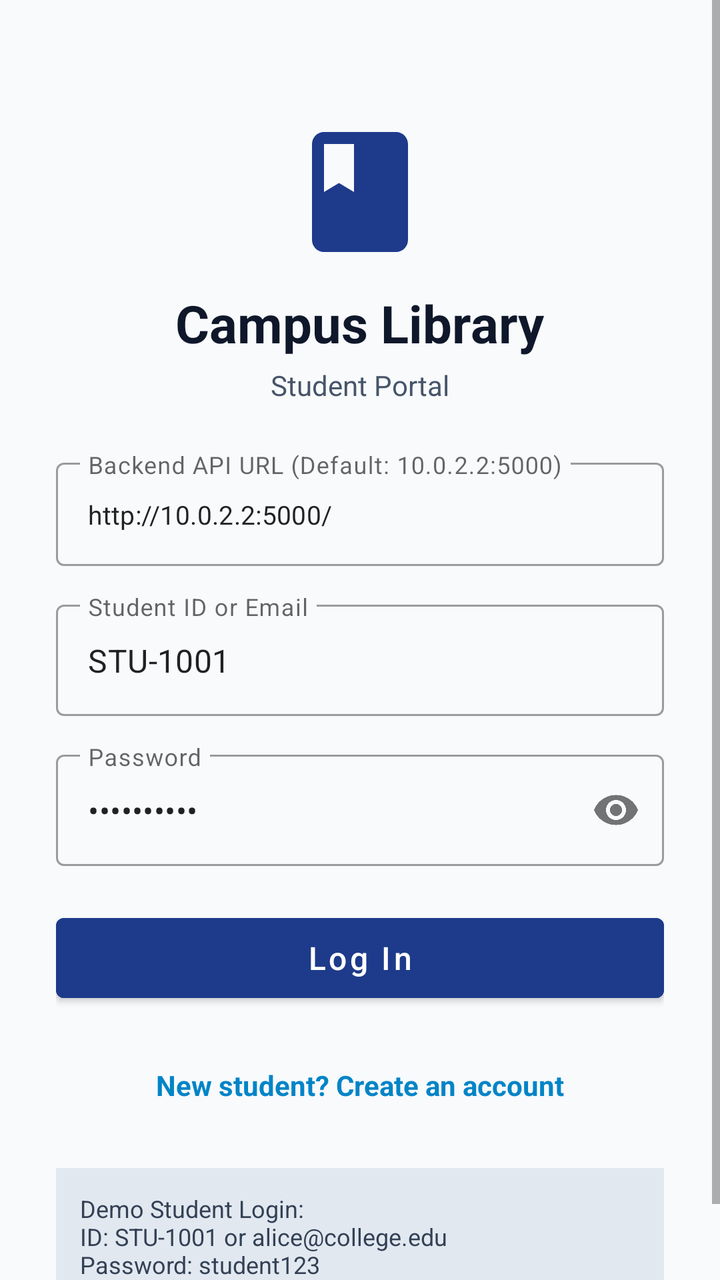
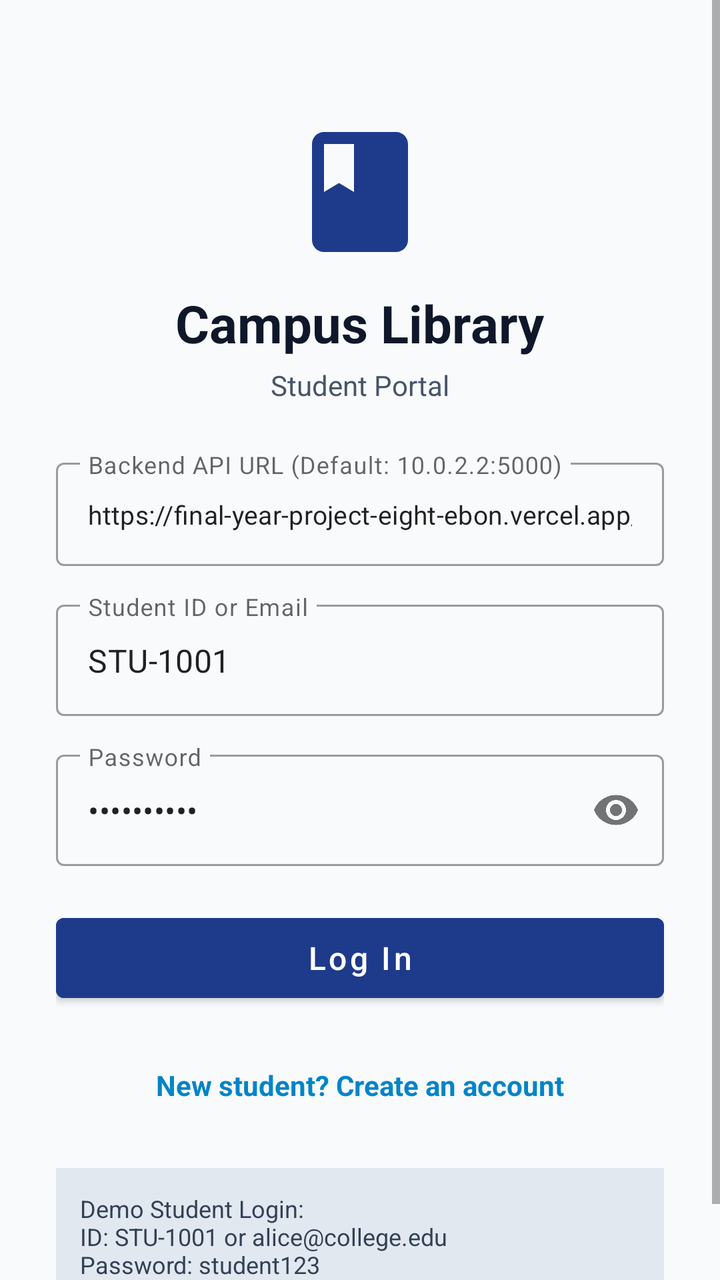

The first picture is an Android layout as it rendered before a commit; the second is the same layout after the commit. The layout source and the unified diff follow.
<!-- AndroidManifest.xml: application theme Theme.StudentLibraryApp -->
<!-- res/layout/activity_login.xml -->
<?xml version="1.0" encoding="utf-8"?>
<ScrollView xmlns:android="http://schemas.android.com/apk/res/android"
    xmlns:app="http://schemas.android.com/apk/res-auto"
    android:layout_width="match_parent"
    android:layout_height="match_parent"
    android:fillViewport="true"
    android:background="@color/gray_50">

    <LinearLayout
        android:layout_width="match_parent"
        android:layout_height="wrap_content"
        android:orientation="vertical"
        android:padding="28dp"
        android:gravity="center_horizontal">

        <ImageView
            android:layout_width="72dp"
            android:layout_height="72dp"
            android:layout_marginTop="32dp"
            android:src="@drawable/ic_book"
            app:tint="@color/primary"
            android:contentDescription="@string/app_name" />

        <TextView
            android:layout_width="wrap_content"
            android:layout_height="wrap_content"
            android:layout_marginTop="12dp"
            android:text="@string/app_name"
            android:textColor="@color/gray_900"
            android:textSize="26sp"
            android:textStyle="bold" />

        <TextView
            android:layout_width="wrap_content"
            android:layout_height="wrap_content"
            android:layout_marginTop="4dp"
            android:text="@string/student_portal"
            android:textColor="@color/gray_600"
            android:textSize="14sp" />

        
        <com.google.android.material.textfield.TextInputLayout
            android:id="@+id/tilServerUrl"
            style="@style/Widget.MaterialComponents.TextInputLayout.OutlinedBox"
            android:layout_width="match_parent"
            android:layout_height="wrap_content"
            android:layout_marginTop="24dp"
            android:hint="Backend API URL (Default: 10.0.2.2:5000)">

            <com.google.android.material.textfield.TextInputEditText
                android:id="@+id/etServerUrl"
                android:layout_width="match_parent"
                android:layout_height="wrap_content"
                android:text="http://10.0.2.2:5000/"
                android:textSize="13sp"
                android:inputType="textUri" />
        </com.google.android.material.textfield.TextInputLayout>

        <com.google.android.material.textfield.TextInputLayout
            android:id="@+id/tilIdentifier"
            style="@style/Widget.MaterialComponents.TextInputLayout.OutlinedBox"
            android:layout_width="match_parent"
            android:layout_height="wrap_content"
            android:layout_marginTop="14dp"
            android:hint="@string/email_or_student_id">

            <com.google.android.material.textfield.TextInputEditText
                android:id="@+id/etIdentifier"
                android:layout_width="match_parent"
                android:layout_height="wrap_content"
                android:text="STU-1001"
                android:inputType="textEmailAddress" />
        </com.google.android.material.textfield.TextInputLayout>

        <com.google.android.material.textfield.TextInputLayout
            android:id="@+id/tilPassword"
            style="@style/Widget.MaterialComponents.TextInputLayout.OutlinedBox"
            android:layout_width="match_parent"
            android:layout_height="wrap_content"
            android:layout_marginTop="14dp"
            android:hint="@string/password"
            app:passwordToggleEnabled="true">

            <com.google.android.material.textfield.TextInputEditText
                android:id="@+id/etPassword"
                android:layout_width="match_parent"
                android:layout_height="wrap_content"
                android:text="student123"
                android:inputType="textPassword" />
        </com.google.android.material.textfield.TextInputLayout>

        <ProgressBar
            android:id="@+id/progressBar"
            android:layout_width="wrap_content"
            android:layout_height="wrap_content"
            android:layout_marginTop="18dp"
            android:visibility="gone" />

        <Button
            android:id="@+id/btnLogin"
            android:layout_width="match_parent"
            android:layout_height="52dp"
            android:layout_marginTop="20dp"
            android:text="@string/login"
            android:textAllCaps="false"
            android:textSize="16sp"
            android:backgroundTint="@color/primary" />

        <TextView
            android:id="@+id/tvRegisterPrompt"
            android:layout_width="wrap_content"
            android:layout_height="wrap_content"
            android:layout_marginTop="20dp"
            android:text="New student? Create an account"
            android:textColor="@color/secondary"
            android:textStyle="bold"
            android:padding="8dp" />

        
        <TextView
            android:layout_width="match_parent"
            android:layout_height="wrap_content"
            android:layout_marginTop="24dp"
            android:background="@color/gray_200"
            android:padding="12dp"
            android:text="Demo Student Login:\nID: STU-1001 or alice@college.edu\nPassword: student123"
            android:textColor="@color/gray_700"
            android:textSize="12sp" />

    </LinearLayout>
</ScrollView>
<!-- resources referenced by this layout -->
<resources>
  <color name="gray_200">#E2E8F0</color>
  <color name="gray_50">#F8FAFC</color>
  <color name="gray_600">#475569</color>
  <color name="gray_700">#334155</color>
  <color name="gray_900">#0F172A</color>
  <color name="primary">#1E3A8A</color>
  <color name="secondary">#0284C7</color>
  <!-- drawable ic_book (drawable) -->
  <vector xmlns:android="http://schemas.android.com/apk/res/android"
      android:width="24dp"
      android:height="24dp"
      android:viewportWidth="24"
      android:viewportHeight="24">
    <path
        android:fillColor="@color/primary"
        android:pathData="M18,2H6c-1.1,0 -2,0.9 -2,2v16c0,1.1 0.9,2 2,2h12c1.1,0 2,-0.9 2,-2V4c0,-1.1 -0.9,-2 -2,-2zM6,4h5v8l-2.5,-1.5L6,12V4z"/>
  </vector>
  <string name="app_name">Campus Library</string>
  <string name="email_or_student_id">Student ID or Email</string>
  <string name="login">Log In</string>
  <string name="password">Password</string>
  <string name="student_portal">Student Portal</string>
  <style name="Theme.StudentLibraryApp" parent="Theme.MaterialComponents.DayNight.NoActionBar">
          
          <item name="colorPrimary">@color/primary</item>
          <item name="colorPrimaryVariant">@color/primary_dark</item>
          <item name="colorOnPrimary">@color/white</item>
          
          <item name="colorSecondary">@color/secondary</item>
          <item name="colorSecondaryVariant">@color/secondary</item>
          <item name="colorOnSecondary">@color/white</item>
          
          <item name="android:statusBarColor">@color/primary_dark</item>
          <item name="android:windowBackground">@color/gray_50</item>
      </style>
  <color name="primary_dark">#172554</color>
  <color name="white">#FFFFFF</color>
</resources>

<!-- the commit's change to res/layout/activity_login.xml (unified diff, before → after) -->
@@ -51,7 +51,7 @@
                 android:id="@+id/etServerUrl"
                 android:layout_width="match_parent"
                 android:layout_height="wrap_content"
-                android:text="http://10.0.2.2:5000/"
+                android:text="https://final-year-project-eight-ebon.vercel.app/"
                 android:textSize="13sp"
                 android:inputType="textUri" />
         </com.google.android.material.textfield.TextInputLayout>
